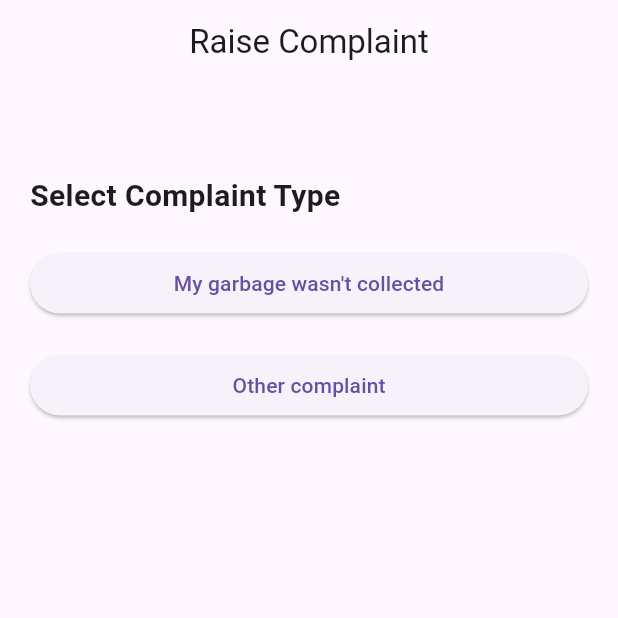
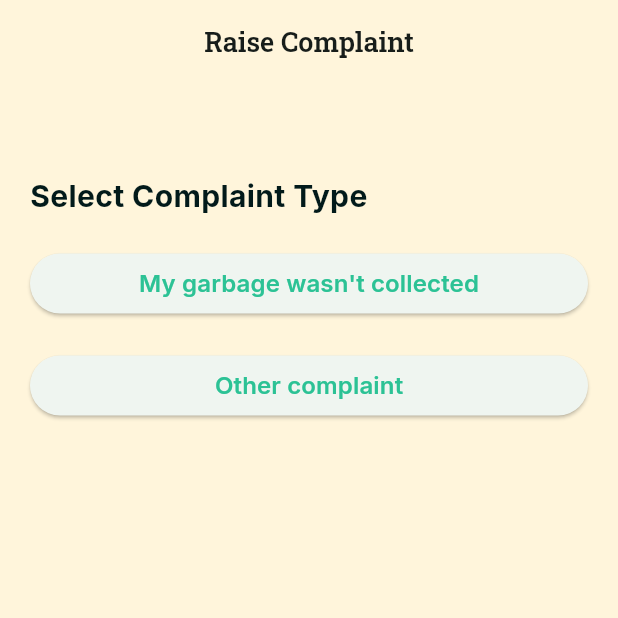
Before and after one commit to CleanSL/cleansl-complaint-module, a Flutter app: the screen it shows after launch, on a phone screen of 412 x 824 dp, the top half of it. Run offline on Flutter 3.47's test engine with Material 3 defaults, Android fonts, the phone set to English and light mode, and no system bars; our stand-ins replace camera, flutter_image_compress, google_fonts; missing offline and left inert: tflite_flutter.

Commit message:
Some errors fixed in main.dart and pubspec.yaml

```diff
--- a/lib/features/complaint/presentation/pages/preview_screen.dart
+++ b/lib/features/complaint/presentation/pages/preview_screen.dart
@@ -3,7 +3,8 @@ import 'package:flutter/material.dart';
 import 'package:flutter_image_compress/flutter_image_compress.dart';
 import 'package:path/path.dart' as p;
 import 'package:http/http.dart' as http;
-import 'lib/features/complaint/data/ml_service.dart';
+import 'package:cleansl_complaint_module/features/complaint/data/ml_service.dart';
+
 
 class PreviewScreen extends StatefulWidget {
   final String imagePath;
--- a/lib/main.dart
+++ b/lib/main.dart
@@ -13,7 +13,7 @@ class MyApp extends StatelessWidget {
   Widget build(BuildContext context) {
     return MaterialApp(
       debugShowCheckedModeBanner: false,
-      // theme: AppTheme.lightTheme
+      theme: AppTheme.lightTheme,
       home: const ComplaintScreen(),
     );
   }
--- a/pubspec.yaml
+++ b/pubspec.yaml
@@ -10,9 +10,9 @@ environment:
 dependencies:
   flutter:
     sdk: flutter
-  google_fonts: ^6.1.0
-  camera: ^0.10.5
-  tflite_flutter: ^0.10.0
+  google_fonts: ^8.0.2
+  camera: ^0.11.4
+  tflite_flutter: ^0.12.1
   image: ^4.0.17
   flutter_image_compress: ^2.1.0
   http: ^1.1.0
```
Also changed, not shown: pubspec.lock.
